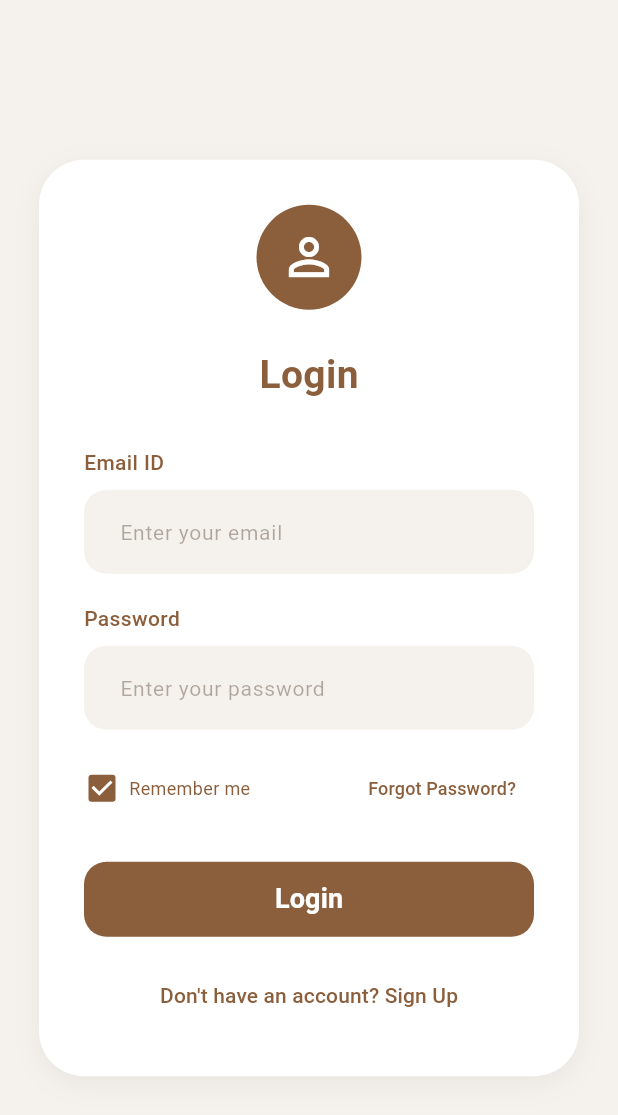
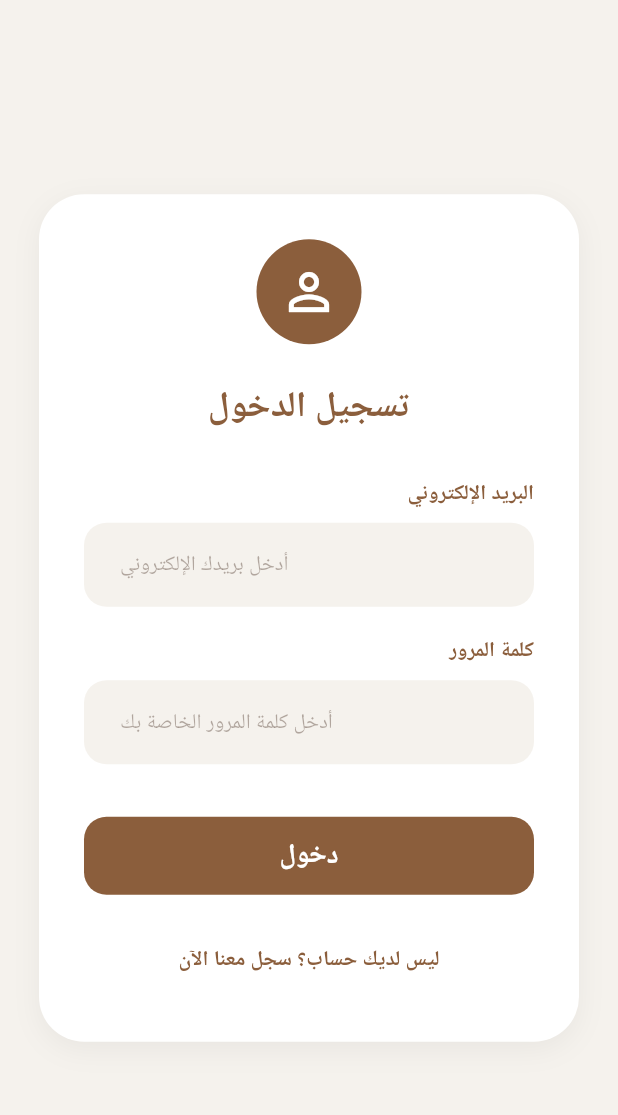
Before and after one commit to alaabduhgit/ERHT_STORE, a Flutter app: the screen it shows after launch, on a phone screen of 412 x 824 dp. Shown: the top 1115 px of the screen. Run offline on Flutter 3.47's test engine with Material 3 defaults, Android fonts, the phone set to English and light mode, and no system bars; our stand-ins replace cloud_firestore, firebase_auth, firebase_core; accounts and stored records are empty.

Commit message:
..update login

```diff
--- a/lib/signin_screen.dart
+++ b/lib/signin_screen.dart
@@ -22,7 +22,10 @@ class _SignInScreenState extends State<SignInScreen> {
 
     if (email.isEmpty || password.isEmpty) {
       ScaffoldMessenger.of(context).showSnackBar(
-        const SnackBar(content: Text('الرجاء ملء جميع الحقول')),
+        const SnackBar(
+          content: Text('الرجاء ملء جميع الحقول المطلوبة', textAlign: TextAlign.center),
+          behavior: SnackBarBehavior.floating,
+        ),
       );
       return;
     }
@@ -44,12 +47,16 @@ class _SignInScreenState extends State<SignInScreen> {
     } on FirebaseAuthException catch (e) {
       String message = 'حدث خطأ ما، يرجى المحاولة لاحقاً';
       if (e.code == 'user-not-found') message = 'هذا الحساب غير موجود';
-      if (e.code == 'wrong-password') message = 'كلمة المرور خاطئة';
+      if (e.code == 'wrong-password') message = 'كلمة المرور التي أدخلتها خاطئة';
       if (e.code == 'email-already-in-use') message = 'البريد الإلكتروني مستخدم بالفعل';
-      if (e.code == 'weak-password') message = 'كلمة المرور ضعيفة جداً';
+      if (e.code == 'weak-password') message = 'كلمة المرور ضعيفة جداً، اختر كلمة أقوى';
+      if (e.code == 'invalid-email') message = 'صيغة البريد الإلكتروني غير صحيحة';
 
       ScaffoldMessenger.of(context).showSnackBar(
-        SnackBar(content: Text(message)),
+        SnackBar(
+          content: Text(message, textAlign: TextAlign.center),
+          behavior: SnackBarBehavior.floating,
+        ),
       );
     } finally {
       setState(() => _isLoading = false);
@@ -85,7 +92,7 @@ class _SignInScreenState extends State<SignInScreen> {
               width: 360,
               padding: const EdgeInsets.all(30),
               decoration: BoxDecoration(
-                color: Colors.white, // 🌟
+                color: Colors.white,
                 borderRadius: BorderRadius.circular(30),
                 boxShadow: [
                   BoxShadow(
@@ -113,52 +120,36 @@ class _SignInScreenState extends State<SignInScreen> {
                   const SizedBox(height: 25),
 
                   Text(
-                    _isSignUp ? "Create Account" : "Login",
-                    style: const TextStyle(fontSize: 26, fontWeight: FontWeight.bold, color: Color(0xFF8B5E3C)), // تعديل للون البني
+                    _isSignUp ? "إنشاء حساب جديد" : "تسجيل الدخول",
+                    style: const TextStyle(fontSize: 24, fontWeight: FontWeight.bold, color: Color(0xFF8B5E3C)),
                   ),
                   const SizedBox(height: 30),
 
-                  // حقل إدخال الإيميل
-                  _buildTextField("Email ID", "Enter your email", _emailController),
+                  // حقل البريد الإلكتروني مع دعم المحاذاة اليمينية
+                  _buildTextField(
+                    "البريد الإلكتروني",
+                    "أدخل بريدك الإلكتروني",
+                    _emailController,
+                    textDirection: TextDirection.ltr, // ليبقى الإيميل يكتب بشكل صحيح من اليسار لليمين
+                  ),
                   const SizedBox(height: 20),
 
-                  // حقل إدخال كلمة المرور
-                  _buildTextField("Password", "Enter your password", _passwordController, isPass: true),
-                  const SizedBox(height: 15),
+                  // حقل كلمة المرور
+                  _buildTextField(
+                    "كلمة المرور",
+                    "أدخل كلمة المرور الخاصة بك",
+                    _passwordController,
+                    isPass: true,
+                    textDirection: TextDirection.ltr,
+                  ),
 
-                  // خيارات التذكر ونسيان كلمة السر (تظهر في حالة تسجيل الدخول فقط)
-                  if (!_isSignUp)
-                    Row(
-                      mainAxisAlignment: MainAxisAlignment.spaceBetween,
-                      children: [
-                        Row(
-                          children: [
-                            SizedBox(
-                              width: 24,
-                              child: Checkbox(
-                                value: true,
-                                onChanged: (v){},
-                                activeColor: const Color(0xFF8B5E3C),
-                              ),
-                            ),
-                            const SizedBox(width: 6),
-                            const Text("Remember me", style: TextStyle(color: Color(0xFF8B5E3C), fontSize: 12)), // تعديل للون البني
-                          ],
-                        ),
-                        TextButton(
-                          onPressed: (){},
-                          child: const Text("Forgot Password?", style: TextStyle(color: Color(0xFF8B5E3C), fontSize: 12)), // تعديل للون البني
-                        ),
-                      ],
-                    ),
-
-                  const SizedBox(height: 25),
+                  const SizedBox(height: 35), // مسافة إضافية منسقة لتعويض الجزء المحذوف
 
                   _isLoading
                   ? const CircularProgressIndicator(color: Color(0xFF8B5E3C))
                   : SizedBox(
                       width: double.infinity,
-                      height: 50,
+                      height: 52,
                       child: ElevatedButton(
                         onPressed: _submit,
                         style: ElevatedButton.styleFrom(
@@ -167,13 +158,13 @@ class _SignInScreenState extends State<SignInScreen> {
                           elevation: 0,
                         ),
                         child: Text(
-                          _isSignUp ? "Sign Up" : "Login",
+                          _isSignUp ? "إنشاء حساب" : "دخول",
                           style: const TextStyle(fontSize: 18, fontWeight: FontWeight.bold, color: Colors.white),
                         ),
                       ),
                     ),
 
-                  const SizedBox(height: 15),
+                  const SizedBox(height: 20),
 
                   TextButton(
                     onPressed: () {
@@ -182,8 +173,8 @@ class _SignInScreenState extends State<SignInScreen> {
                       });
                     },
                     child: Text(
-                      _isSignUp ? "Already have an account? Login" : "Don't have an account? Sign Up",
-                      style: const TextStyle(color: Color(0xFF8B5E3C), fontWeight: FontWeight.w500), // تعديل للون البني
+                      _isSignUp ? "لديك حساب بالفعل؟ سجل دخولك" : "ليس لديك حساب؟ سجل معنا الآن",
+                      style: const TextStyle(color: Color(0xFF8B5E3C), fontWeight: FontWeight.w600, fontSize: 14),
                     ),
                   ),
                 ],
@@ -195,26 +186,33 @@ class _SignInScreenState extends State<SignInScreen> {
     );
   }
 
-  Widget _buildTextField(String label, String hint, TextEditingController controller, {bool isPass = false}) {
+  Widget _buildTextField(String label, String hint, TextEditingController controller, {bool isPass = false, TextDirection? textDirection}) {
     return Column(
       crossAxisAlignment: CrossAxisAlignment.start,
       children: [
-        Text(label, style: const TextStyle(color: Color(0xFF8B5E3C), fontWeight: FontWeight.w500, fontSize: 14)), // تعديل للون البني
+        // محاذاة النص التوضيحي لليمين ليتناسب مع اللغة العربية
+        Align(
+          alignment: Alignment.topRight,
+          child: Text(label, style: const TextStyle(color: Color(0xFF8B5E3C), fontWeight: FontWeight.w600, fontSize: 14)),
+        ),
         const SizedBox(height: 8),
         TextField(
           controller: controller,
           obscureText: isPass,
-          style: const TextStyle(color: Color(0xFF4A3428)), // لون النص المكتوب بني غامق
+          textDirection: textDirection,
+          textAlign: textDirection == TextDirection.ltr ? TextAlign.left : TextAlign.right,
+          style: const TextStyle(color: Color(0xFF4A3428)),
           decoration: InputDecoration(
             hintText: hint,
-            hintStyle: TextStyle(color: const Color(0xFF4A3428).withValues(alpha: 0.4), fontSize: 14), // تعديل للون التلميح
+            hintStyle: TextStyle(color: const Color(0xFF4A3428).withValues(alpha: 0.4), fontSize: 14),
+            hintTextDirection: TextDirection.rtl, // اتجاه التلميح الافتراضي عربي
             filled: true,
-            fillColor: const Color(0xFFF5F2ED), // جعل خلفية الحقول بيج فاتح لتتناسق مع الخلفية العامة للموقع
+            fillColor: const Color(0xFFF5F2ED),
             contentPadding: const EdgeInsets.symmetric(vertical: 16, horizontal: 20),
             border: OutlineInputBorder(borderRadius: BorderRadius.circular(15), borderSide: BorderSide.none),
             focusedBorder: OutlineInputBorder(
               borderRadius: BorderRadius.circular(15),
-              borderSide: const BorderSide(color: Color(0xFF8B5E3C)),
+              borderSide: const BorderSide(color: Color(0xFF8B5E3C), width: 1.5),
             ),
           ),
         ),
```
